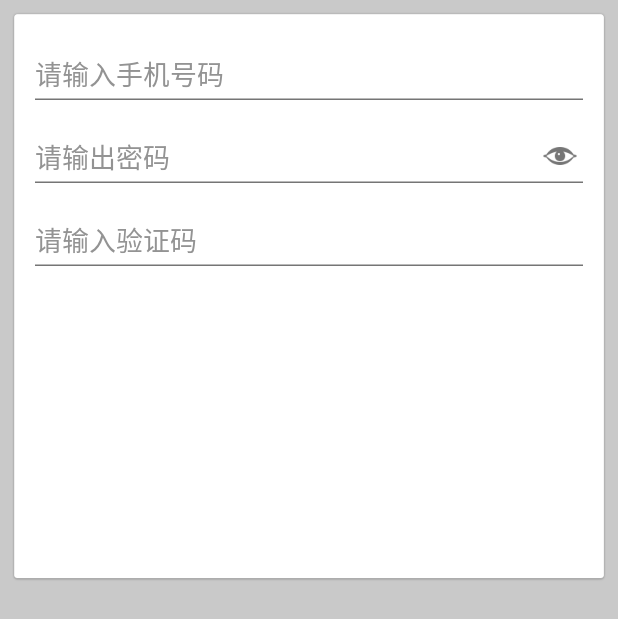
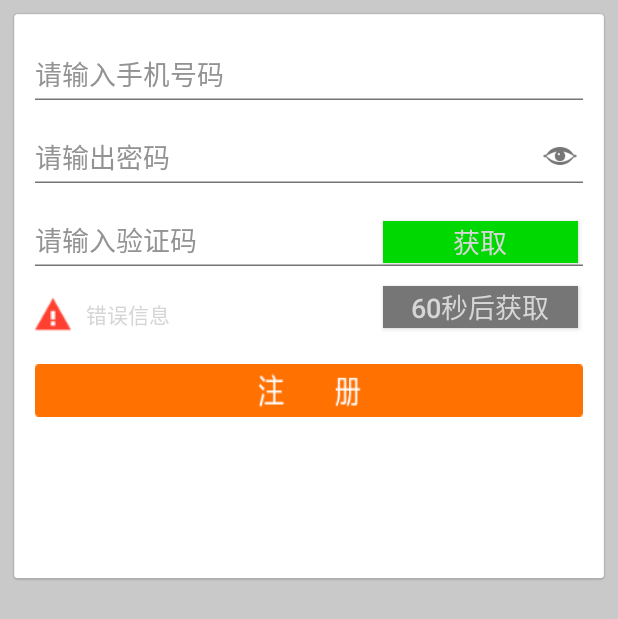
Before and after one commit to maxzhang1985/HappyTouch, an Android app: the layout user_register.xml on its own in the app's theme, with its tools: preview values and no code run, on a phone screen of 412 x 824 dp. Shown: the top 619 px of the screen. Run offline under Robolectric (Android 15) with nearby library versions, the light colour scheme and no system bars.

Commit message:
注册界面

```diff
--- /dev/null
+++ b/app/src/main/res/drawable/user_register_selector.xml
@@ -0,0 +1,10 @@
+<?xml version="1.0" encoding="utf-8"?>
+<selector xmlns:android="http://schemas.android.com/apk/res/android">
+<item android:drawable="@mipmap/btn_register_1"
+      android:state_pressed="true" />
+<item android:drawable="@mipmap/btn_register_0"
+      android:state_focused="true" />
+<item android:drawable="@mipmap/btn_register_1" />
+
+<item android:state_enabled="false" android:drawable="@mipmap/btn_register_0" />
+</selector>
--- a/app/src/main/res/layout/user_register.xml
+++ b/app/src/main/res/layout/user_register.xml
@@ -38,15 +38,52 @@
         </RelativeLayout>
 
 
+        <RelativeLayout  android:layout_width="match_parent"
+                         android:layout_height="55dp"
+                         >
+            <com.kuailedian.components.MyEditText android:layout_width="match_parent" android:layout_height="35dp" android:layout_marginTop="20dp"
+                                                  android:layout_marginLeft="12dp" android:layout_marginRight="12dp"
+                                                  android:hint="请输入验证码"  android:textColor="@color/black" android:background="@null"
+                                                  testattr:LineColor="#757575" android:textSize="18dp"
+                                                  android:textColorHint="#ff939393"
+                                                  android:inputType="phone"    />
 
-        <com.kuailedian.components.MyEditText android:layout_width="match_parent" android:layout_height="35dp" android:layout_marginTop="20dp"
-                                              android:layout_marginLeft="12dp" android:layout_marginRight="12dp"
-                                              android:hint="请输入验证码"  android:textColor="@color/black" android:background="@null"
-                                              testattr:LineColor="#757575" android:textSize="18dp"
-                                              android:textColorHint="#ff939393"
-                                              android:inputType="phone"    />
+            <Button android:id="@+id/btn_sendcodesms"
+                    android:text="获取" android:textColor="@color/White" android:textSize="18dp"
+                    android:background="#ff00d901" android:layout_width="130dp" android:layout_height="28dp"
+                    android:layout_alignParentBottom="true" android:layout_marginBottom="2dp"
+                    android:layout_alignParentRight="true" android:layout_marginRight="15dp" />
+
+        </RelativeLayout>
+
+        <RelativeLayout  android:layout_width="match_parent"
+                         android:layout_height="55dp"
+            >
+            <LinearLayout android:layout_width="wrap_content" android:layout_height="38dp" android:layout_marginTop="20dp" android:layout_marginLeft="12dp" >
+                <ImageView android:layout_width="24dp" android:layout_height="24dp"
+                           android:background="@mipmap/error"/>
+                <TextView android:layout_width="wrap_content" android:layout_height="24dp" android:layout_marginLeft="10dp" android:textColor="@color/red" android:text="错误信息"
+                          android:gravity="center"/>
+            </LinearLayout>
+
+            <Button android:id="@+id/btn_displaysmstiem"
+                    android:text="60秒后获取" android:textColor="@color/White" android:textSize="18dp"
+                    android:background="#ff767676" android:layout_width="130dp" android:layout_height="28dp" android:layout_marginTop="10dp"
+                    android:layout_centerInParent="true"
+                    android:layout_alignParentRight="true" android:layout_marginRight="15dp" />
+
+       </RelativeLayout>
 
 
+        <RelativeLayout  android:layout_width="match_parent" android:gravity="center"
+                         android:layout_height="55dp" >
+
+            <Button android:layout_width="match_parent" android:layout_height="35dp"
+                    android:layout_alignParentBottom="false" android:layout_centerInParent="true"
+                    android:layout_marginLeft="12dp" android:layout_marginRight="12dp"
+                    android:background="@drawable/user_register_selector"/>
+
+        </RelativeLayout>
     </LinearLayout>
 
 
```
Also changed, not shown: app/src/main/res/mipmap-xhdpi/btn_register_0.png (added), app/src/main/res/mipmap-xhdpi/btn_register_1.png (added), app/src/main/res/mipmap-xhdpi/error.png (added).
